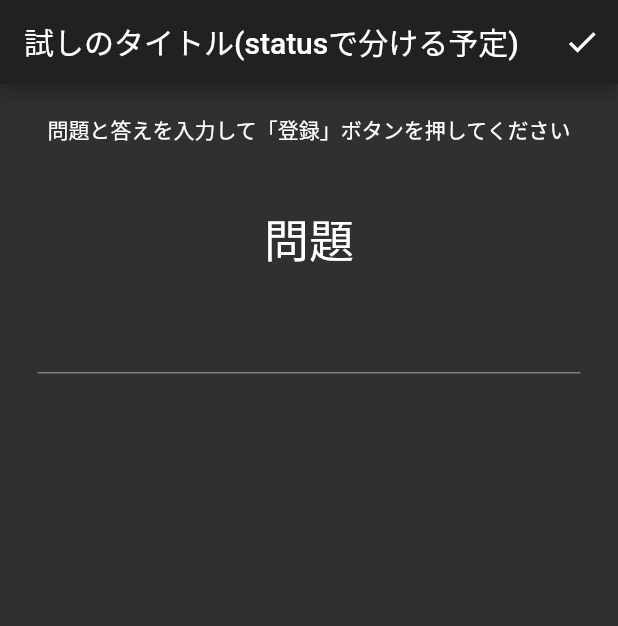
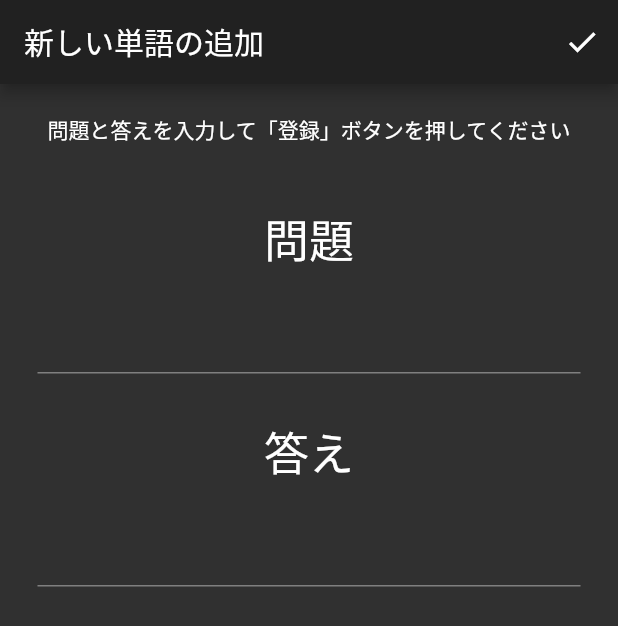
Before and after one commit to waterbook59/my_own_flash_card_ver2, a Flutter app: the AddEditScreen screen opened directly, after a tap on the "check" icon, on a phone screen of 412 x 824 dp. Shown: the top 626 px of the screen. Run offline on Flutter 3.47's test engine with Material 2 defaults, Android fonts, the phone set to English and light mode, and no system bars; our stand-ins replace moor, moor_ffi, toast; generated files the repository leaves out were written again; Roboto replaces fonts that are missing (Corporate); statements that could not run were skipped.

Commit message:
EditWordViewModelを経由してAddEditScreenからappBarのタイトルへTextをprovide

```diff
--- a/lib/main.dart
+++ b/lib/main.dart
@@ -2,6 +2,7 @@ import 'package:flutter/material.dart';
 import 'package:myownflashcardver2/models/db/database.dart';
 import 'package:myownflashcardver2/view/screens/home_screen.dart';
 import 'package:myownflashcardver2/view/screens/pages/list_word_screen.dart';
+import 'package:myownflashcardver2/viewmodels/edit_word_viewmodel.dart';
 import 'package:myownflashcardver2/viewmodels/list_word_viewmodel.dart';
 import 'package:myownflashcardver2/viewmodels/test_word_viewmodel.dart';
 import 'package:provider/provider.dart';
@@ -22,6 +23,9 @@ void main() {
         ChangeNotifierProvider(
           create: (context)=>TestWordViewModel(),
         ),
+        ChangeNotifierProvider(
+          create: (context)=>EditWordViewModel(),
+        ),
       ],
       child: MyApp(),
     )
--- a/lib/view/screens/pages/add_edit_screen.dart
+++ b/lib/view/screens/pages/add_edit_screen.dart
@@ -1,6 +1,8 @@
 import 'package:flutter/material.dart';
 import 'package:myownflashcardver2/models/db/database.dart';
 import 'package:myownflashcardver2/view/components/word_text_input.dart';
+import 'package:myownflashcardver2/viewmodels/edit_word_viewmodel.dart';
+import 'package:provider/provider.dart';
 
 import '../edit_screen.dart';
 import 'list_word_screen.dart';
@@ -10,19 +12,34 @@ class AddEditScreen extends StatelessWidget {
   final EditStatus status;
   final Word word;
 
+//  final String _appBarTitleText="パッパラー";
   final TextEditingController _questionController=TextEditingController();
+  final TextEditingController _answerController=TextEditingController();
+
   AddEditScreen({@required this.status,this.word});
+
 
   @override
   Widget build(BuildContext context) {
-    String _titleText="試しのタイトル(statusで分ける予定)";
+//    String _titleText="試しのタイトル(statusで分ける予定)";
+
+    //画面遷移したときinitState的にstatusの違いでText(新しい単語の追加 or 登録した単語の修正)というインスタンスをモデルの方で作っておく
+    final model = Provider.of<EditWordViewModel>(context,listen: false);
+    Future(()=>model.getTitleText(status));
+
 
 
     return WillPopScope(//戻るときに単にpopではなく、pushReplace
       onWillPop: ()=> _backToListScreen(context),
       child: Scaffold(
         appBar: AppBar(
-          title: Text(_titleText),
+          title:
+//          Text(_titleText),
+          Consumer<EditWordViewModel>(
+              builder: (context,model,child){
+            return model.titleText;
+          }),
+
           actions: <Widget>[
             IconButton(
               tooltip: "登録",
@@ -37,9 +54,11 @@ class AddEditScreen extends StatelessWidget {
               const SizedBox(height: 20.0,),
               const Text("問題と答えを入力して「登録」ボタンを押してください"),
               const SizedBox(height: 40.0,),
-              WordTextInput(label: "問題",textEditingController: _questionController,),
+              WordTextInput(label: "問題",textEditingController: _questionController),
+              const SizedBox(height: 30.0,),
+              WordTextInput(label: "答え",textEditingController: _answerController),
               //WordsTextField(label: "問題",),
-              const SizedBox(height: 30.0,),
+
 //              _answerInput(),
 //              WordsTextField(label: "外に出したWidget",textEditingController: testText,),
             ],
@@ -49,8 +68,9 @@ class AddEditScreen extends StatelessWidget {
     );
   }
 
-  Future<void>  _onWordRegistered(BuildContext context,) async{
+  Future<void>  _onWordRegistered(BuildContext context) async{
     print(_questionController.text);
+    print(_answerController.text);
  /*
     if(status == EditStatus.add) {
       await _insertWord();
--- a/lib/view/screens/pages/list_word_screen.dart
+++ b/lib/view/screens/pages/list_word_screen.dart
@@ -82,7 +82,7 @@ class ListWordScreen extends StatelessWidget {
     Navigator.pushReplacement(
       context,
       MaterialPageRoute(
-          builder: (context) => EditScreen(
+          builder: (context) => AddEditScreen(
             status: EditStatus.edit,
             word: updateWord,
           )
--- a/lib/viewmodels/edit_word_viewmodel.dart
+++ b/lib/viewmodels/edit_word_viewmodel.dart
@@ -0,0 +1,21 @@
+import 'package:flutter/material.dart';
+import 'package:myownflashcardver2/view/screens/edit_screen.dart';
+
+class EditWordViewModel extends ChangeNotifier {
+
+  Text _titleText=Text("ペッペー");
+  Text get titleText =>_titleText;
+
+  Future<void> getTitleText(status) async{
+    if(status == EditStatus.add){
+      print("editwordviewmodel:$status");
+      _titleText= Text("新しい単語の追加");
+      notifyListeners();
+    }
+    if(status == EditStatus.edit){
+      _titleText= Text("登録した単語の修正");
+      notifyListeners();
+    }
+
+  }
+}
```
